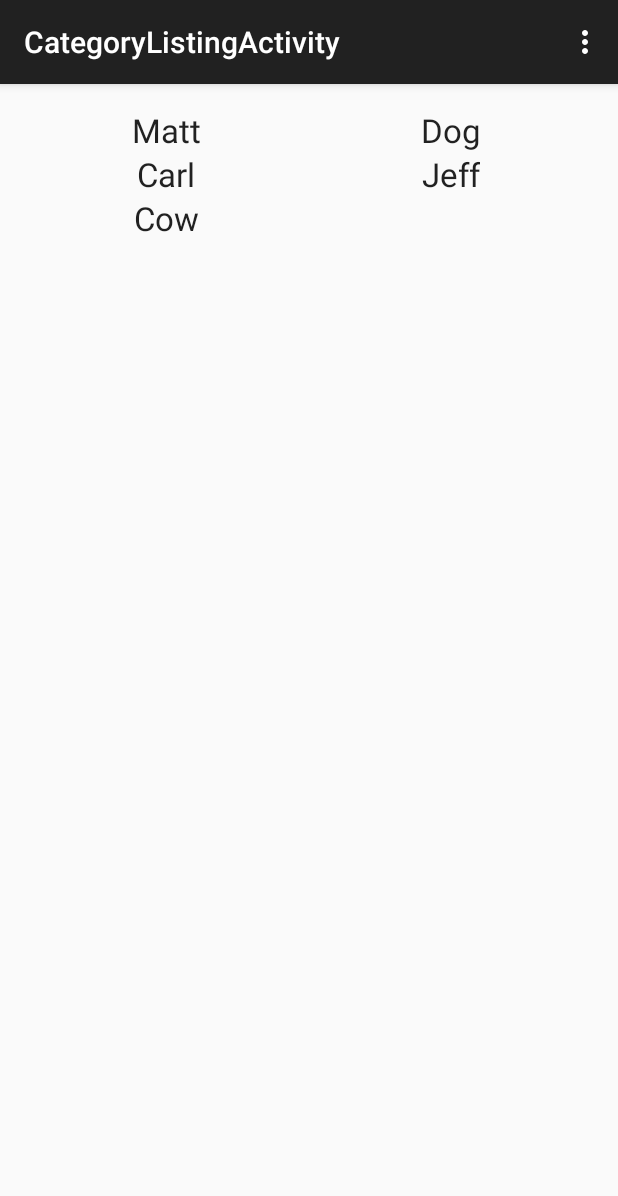
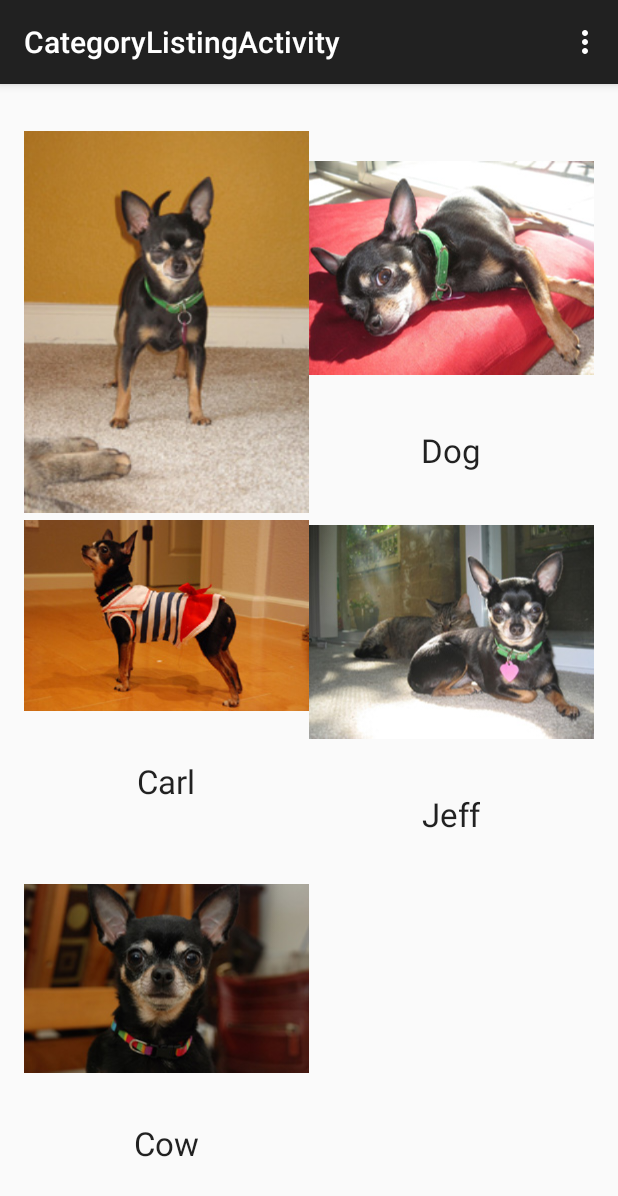
Before and after one commit to SpaceBeers/android-picture-cards, an Android app: the screen it shows after launch (CategoryListingActivity), on a phone screen of 412 x 824 dp. Shown: the top 1196 px of the screen. Run offline under Robolectric (Android 15) with nearby library versions, the phone set to English and light mode, and no system bars.

Commit message:
PICTURES OF DOGS

```diff
--- a/app/src/main/java/runningpunchdevelopment/babytalk/Card.java
+++ b/app/src/main/java/runningpunchdevelopment/babytalk/Card.java
@@ -10,9 +10,10 @@ import java.io.Serializable;
  */
 public class Card implements Serializable {
     private String name;
-    private Drawable image;
+    private int image;
 
-    public Card(String name) {
+    public Card(String name, int image) {
+        this.image = image;
         this.name = name;
     }
 
@@ -24,11 +25,11 @@ public class Card implements Serializable {
         this.name = name;
     }
 
-    public Drawable getImage() {
+    public int getImage() {
         return image;
     }
 
-    public void setImage(Drawable image) {
+    public void setImage(int image) {
         this.image = image;
     }
 }
--- a/app/src/main/java/runningpunchdevelopment/babytalk/activities/CategoryListingActivity.java
+++ b/app/src/main/java/runningpunchdevelopment/babytalk/activities/CategoryListingActivity.java
@@ -26,11 +26,11 @@ public class CategoryListingActivity extends AppCompatActivity {
 
         Card cards_array[] = new Card[]
             {
-                    new Card("Matt"),
-                    new Card("Dog"),
-                    new Card("Carl"),
-                    new Card("Jeff"),
-                    new Card("Cow")
+                    new Card("Matt", R.drawable.sample_0),
+                    new Card("Dog", R.drawable.sample_1),
+                    new Card("Carl", R.drawable.sample_2),
+                    new Card("Jeff", R.drawable.sample_3),
+                    new Card("Cow", R.drawable.sample_4)
             };
 
         CardAdapter adapter = new CardAdapter(this,
--- a/app/src/main/java/runningpunchdevelopment/babytalk/adapters/CardAdapter.java
+++ b/app/src/main/java/runningpunchdevelopment/babytalk/adapters/CardAdapter.java
@@ -36,7 +36,7 @@ public class CardAdapter extends ArrayAdapter<Card> {
 
             holder = new CardHolder();
             holder.cardTitle = (TextView) row.findViewById(R.id.cardTextView);
-            //holder.cardImage = (ImageView) row.findViewById(R.id.cardImageView);
+            holder.cardImage = (ImageView) row.findViewById(R.id.cardImageView);
 
             row.setTag(holder);
         } else {
@@ -45,7 +45,7 @@ public class CardAdapter extends ArrayAdapter<Card> {
 
         Card card = data[position];
         holder.cardTitle.setText(card.getName());
-        //holder.cardImage.setImageResource(card.getImage());
+        holder.cardImage.setImageResource(card.getImage());
 
         return row;
     }
```
